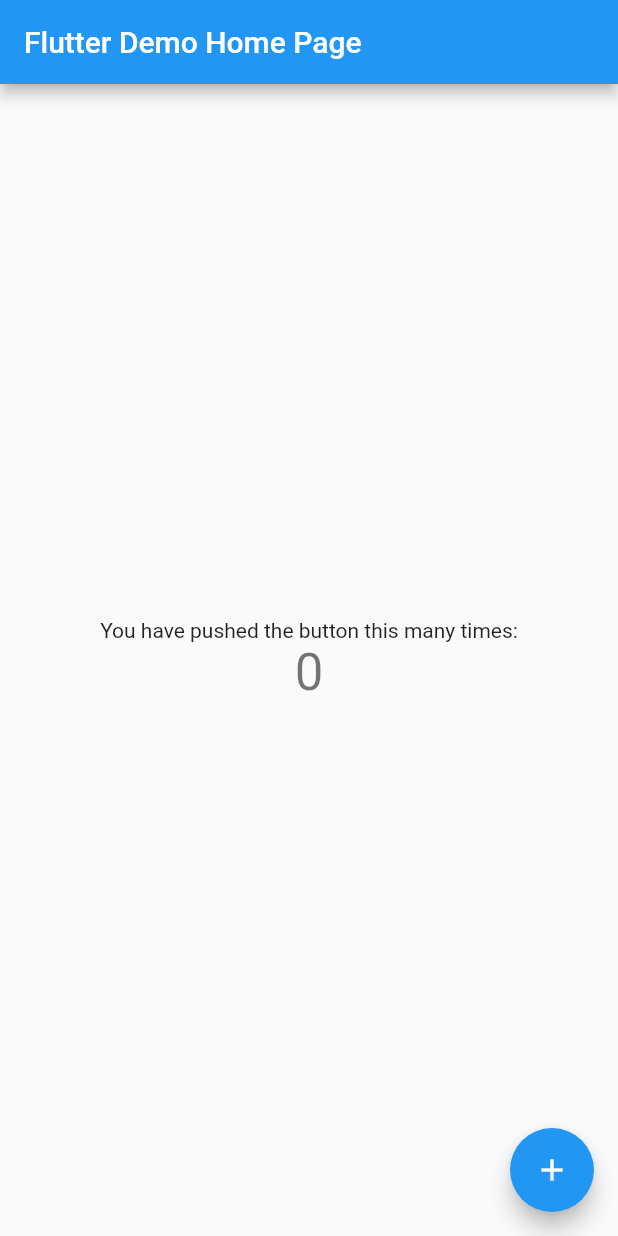
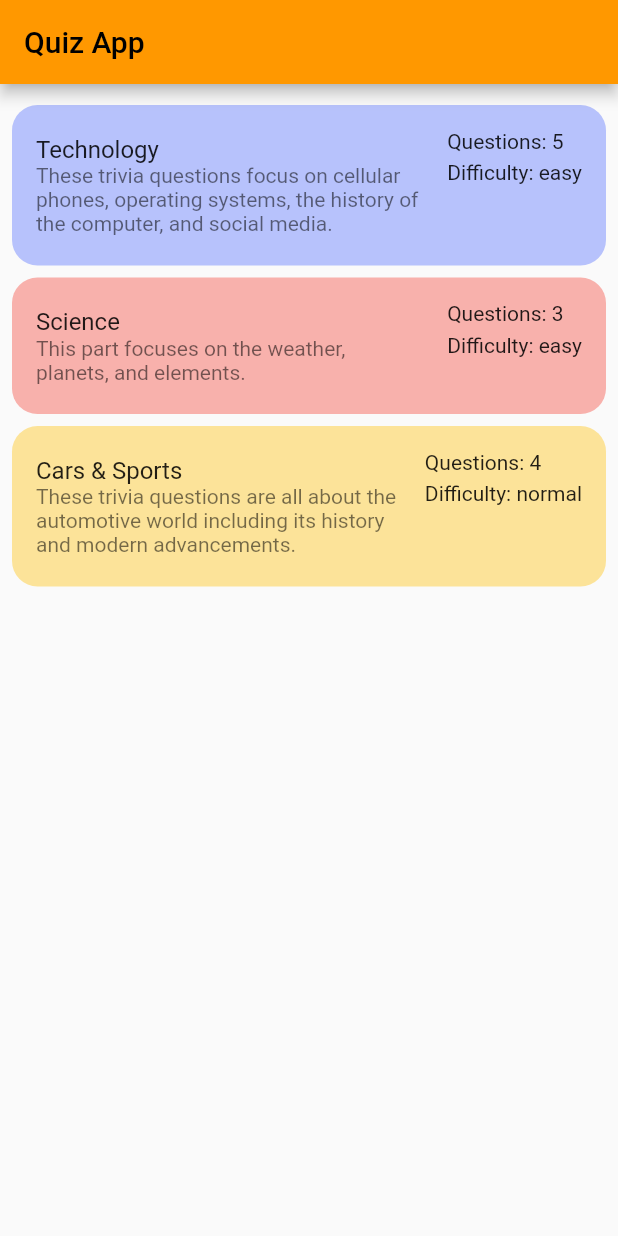
Before and after one commit to RShpd/Quiz_App_Assignment, a Flutter app: the screen it shows after launch, on a phone screen of 412 x 824 dp. Run offline on Flutter 3.47's test engine with Material 2 defaults, Android fonts, the phone set to English and light mode, and no system bars.

Commit message:
Add home page

```diff
--- a/lib/app.dart
+++ b/lib/app.dart
@@ -10,9 +10,9 @@ class MyApp extends StatelessWidget {
     return MaterialApp(
       title: 'Flutter Demo',
       theme: ThemeData(
-        primarySwatch: Colors.blue,
+        primarySwatch: Colors.orange,
       ),
-      home: const MyHomePage(title: 'Flutter Demo Home Page'),
+      home: const MyHomePage(title: 'Quiz App'),
     );
   }
 }
--- /dev/null
+++ b/lib/models/models.dart
@@ -0,0 +1,2 @@
+export 'quiz.dart';
+export 'question.dart';
--- /dev/null
+++ b/lib/models/question.dart
@@ -0,0 +1,11 @@
+class Question {
+  final String question;
+  final List<String> possibleAnswers;
+  final String answer;
+
+  Question({
+    required this.question,
+    required this.possibleAnswers,
+    required this.answer,
+  });
+}
--- /dev/null
+++ b/lib/models/quiz.dart
@@ -0,0 +1,28 @@
+import 'package:flutter/cupertino.dart';
+import 'package:quiz_app/models/question.dart';
+
+enum Difficulty { easy, normal, hard }
+
+class Quiz {
+  final String title;
+  final int numOfQuestions;
+  final String desc;
+  final Difficulty level;
+  final Color color;
+  final List<Question> questions;
+
+  Quiz({
+    required this.title,
+    required this.numOfQuestions,
+    required this.desc,
+    required this.level,
+    required this.color,
+    required this.questions,
+  });
+}
+
+extension ParseToString on Difficulty {
+  String toShortString() {
+    return toString().split('.').last;
+  }
+}
--- a/lib/presentation/home/home_page.dart
+++ b/lib/presentation/home/home_page.dart
@@ -1,4 +1,7 @@
 import 'package:flutter/material.dart';
+import 'package:quiz_app/models/models.dart';
+import 'package:quiz_app/presentation/detail/detail_page.dart';
+import 'package:quiz_app/presentation/mock/mock_data.dart';
 
 class MyHomePage extends StatefulWidget {
   const MyHomePage({Key? key, required this.title}) : super(key: key);
@@ -10,13 +13,6 @@ class MyHomePage extends StatefulWidget {
 }
 
 class _MyHomePageState extends State<MyHomePage> {
-  int _counter = 0;
-
-  void _incrementCounter() {
-    setState(() {
-      _counter++;
-    });
-  }
 
   @override
   Widget build(BuildContext context) {
@@ -24,25 +20,42 @@ class _MyHomePageState extends State<MyHomePage> {
       appBar: AppBar(
         title: Text(widget.title),
       ),
-      body: Center(
-        child: Column(
-          mainAxisAlignment: MainAxisAlignment.center,
-          children: <Widget>[
-            const Text(
-              'You have pushed the button this many times:',
+      body: SafeArea(
+        child: ListView.builder(
+          padding: const EdgeInsets.symmetric(vertical: 10),
+          itemCount: quizes.length,
+          itemBuilder: (context, index) => Padding(
+            padding: const EdgeInsets.symmetric(vertical: 4, horizontal: 8.0),
+            child: ListTile(
+              title: Text(quizes[index].title),
+              subtitle: Text(quizes[index].desc),
+              shape: RoundedRectangleBorder(
+                borderRadius: BorderRadius.circular(17),
+              ),
+              minVerticalPadding: 20,
+              tileColor: quizes[index].color.withOpacity(0.4),
+              trailing: Column(
+                crossAxisAlignment: CrossAxisAlignment.start,
+                children: [
+                  Text(
+                    'Questions: ${quizes[index].numOfQuestions}',
+                  ),
+                  const SizedBox(height: 5),
+                  Text(
+                    'Difficulty: ${quizes[index].level.toShortString()}',
+                  )
+                ],
+              ),
+              onTap: () => Navigator.push(
+                context,
+                MaterialPageRoute(
+                  builder: (context) => DetailPage(quiz: quizes[index]),
+                ),
+              ),
             ),
-            Text(
-              '$_counter',
-              style: Theme.of(context).textTheme.headline4,
-            ),
-          ],
+          ),
         ),
       ),
-      floatingActionButton: FloatingActionButton(
-        onPressed: _incrementCounter,
-        tooltip: 'Increment',
-        child: const Icon(Icons.add),
-      ), // This trailing comma makes auto-formatting nicer for build methods.
     );
   }
 }
--- /dev/null
+++ b/lib/presentation/mock/mock_data.dart
@@ -0,0 +1,94 @@
+import 'package:flutter/material.dart';
+import 'package:quiz_app/models/models.dart';
+
+final List<Quiz> quizes = [
+  Quiz(
+    title: 'Technology',
+    numOfQuestions: 5,
+    desc:
+        'These trivia questions focus on cellular phones, operating systems, the history of the computer, and social media.',
+    level: Difficulty.easy,
+    color: Colors.indigoAccent,
+    questions: [
+      Question(
+        question: 'What year was the very first model of the iPhone released?',
+        possibleAnswers: ['2009', '2006', '2007', '2004'],
+        answer: '2007',
+      ),
+      Question(
+        question: 'What is often seen as the smallest unit of memory?',
+        possibleAnswers: ['megabyte', 'kilobyte', 'gigabyte', 'terabyte'],
+        answer: 'kilobyte',
+      ),
+      Question(
+        question: 'Who is often called the father of the computer?',
+        possibleAnswers: [
+          'Andrew Haunt',
+          'Bill Gates',
+          'Charles Babbage',
+          'Steve Jobs'
+        ],
+        answer: 'Charles Babbage',
+      ),
+      Question(
+        question: 'What is the name of the man who launched eBay back in 1995?',
+        possibleAnswers: [
+          'Pierre Omidyar',
+          'Charles Babbage',
+          'Steve Jobs',
+          'Norman Knite'
+        ],
+        answer: 'Pierre Omidyar',
+      ),
+    ],
+  ),
+  Quiz(
+    title: 'Science',
+    numOfQuestions: 3,
+    desc: 'This part focuses on the weather, planets, and elements.',
+    level: Difficulty.easy,
+    color: Colors.red,
+    questions: [
+      Question(
+        question: 'Who discovered penicillin?',
+        possibleAnswers: [
+          'Oysters',
+          'Charles Babbage',
+          'Marie Curie',
+          'Alexander Fleming'
+        ],
+        answer: 'Alexander Fleming',
+      ),
+      Question(
+        question: 'What animals are pearls found in?',
+        possibleAnswers: ['Venus', 'Neutron', 'Jupiter', 'Oysters'],
+        answer: 'Oysters',
+      ),
+    ],
+  ),
+  Quiz(
+      title: 'Cars & Sports',
+      numOfQuestions: 4,
+      desc:
+          'These trivia questions are all about the automotive world including its history and modern advancements.',
+      level: Difficulty.normal,
+      color: Colors.amber,
+      questions: [
+        Question(
+          question:
+              'Who is often credited with creating the world’s first car?',
+          possibleAnswers: [
+            'Karl Benz',
+            'Volkswagen',
+            'Nash Motors',
+            'Norman Knite'
+          ],
+          answer: 'Karl Benz',
+        ),
+        Question(
+          question: 'Which animal can be seen on the Porsche logo?',
+          possibleAnswers: ['Dog', 'Horse', 'Lion', 'Cow'],
+          answer: 'Horse',
+        ),
+      ]),
+];
```
Also changed, not shown: 1 other file.
